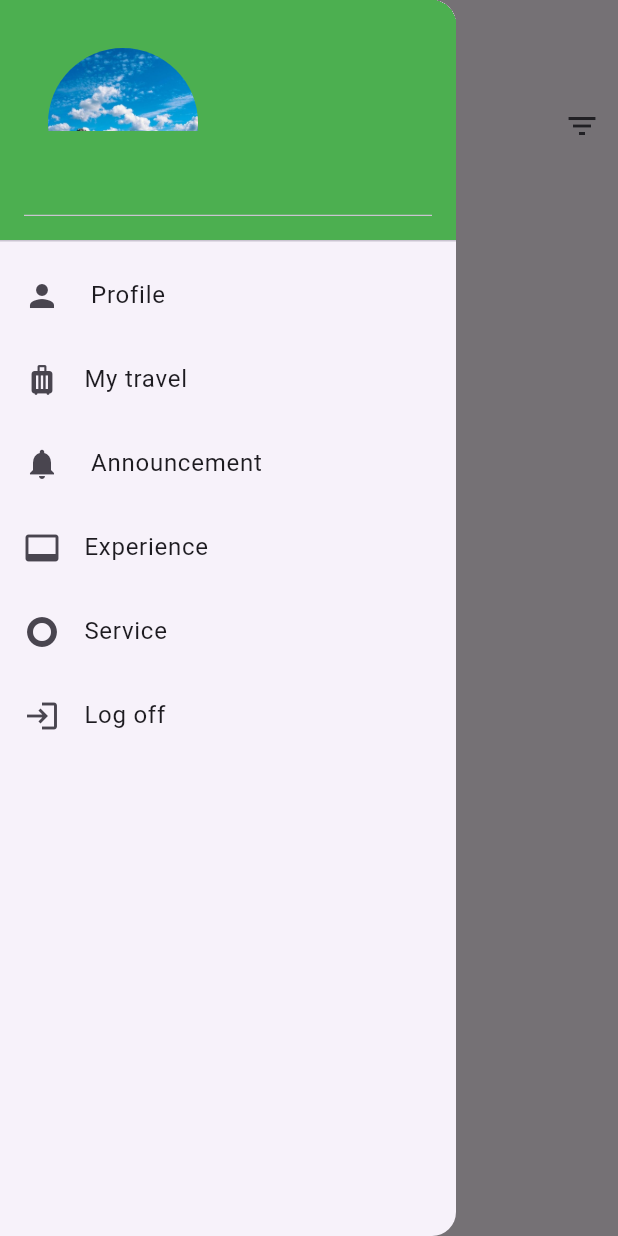
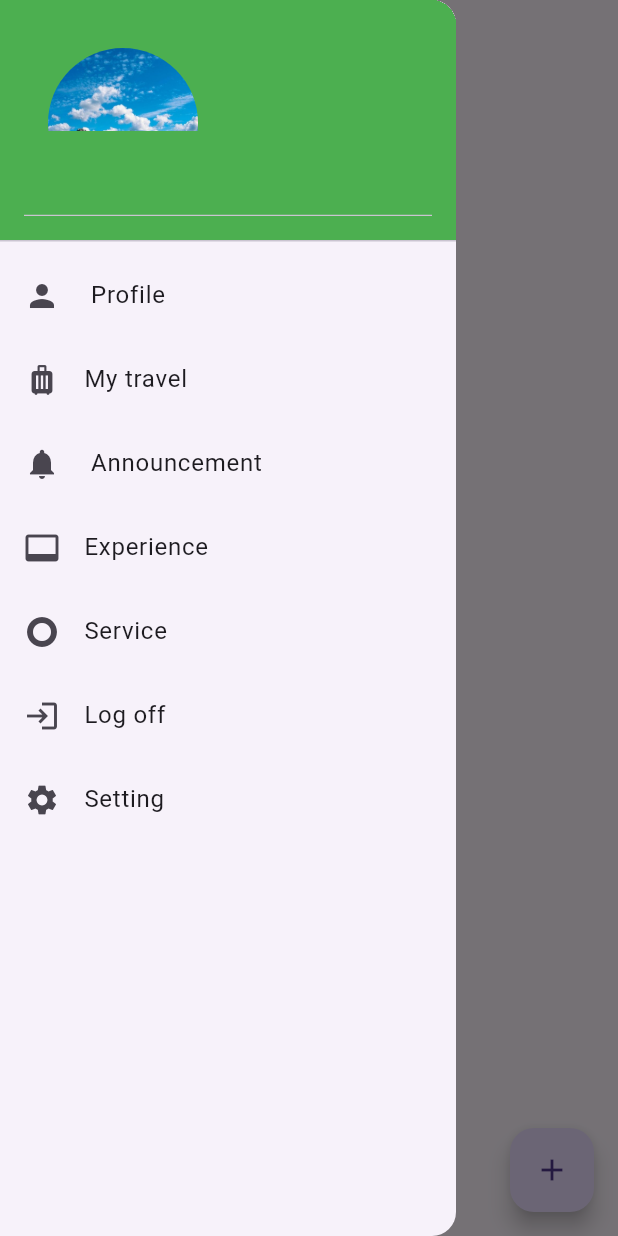
Before and after one commit to tranMinhTien2k3/Mobile_App_Travel_Community, a Flutter app: the Home_Page screen opened by its route, with the side drawer open, on a phone screen of 412 x 824 dp. Run offline on Flutter 3.47's test engine with Material 3 defaults, Android fonts, the phone set to English and light mode, and no system bars; our stand-ins replace animated_text_kit, carousel_slider, cloud_firestore, dartz, dio, firebase_auth and 19 more; missing offline and left inert: dart:ffi, flutter_facebook_auth, flutter_floating_bottom_bar; accounts and stored records are empty.

Commit message:
feat: add setting navigator in drawer

```diff
--- a/lib/Components/drawer_home.dart
+++ b/lib/Components/drawer_home.dart
@@ -62,6 +62,11 @@ class DrawerHome extends ConsumerWidget {
             leading: const Icon(Icons.login),
             title: const Text('Log off'),
             onTap: () {},
+          ),
+          ListTile(
+            leading: const Icon(Icons.settings),
+            title: const Text('Setting'),
+            onTap: () =>  Navigator.pushNamed(context, '/setting')
           )
         ],
       ),
--- a/lib/Views/exp_page.dart
+++ b/lib/Views/exp_page.dart
@@ -1,6 +1,7 @@
 import 'package:firebase_auth/firebase_auth.dart';
 import 'package:firebase_database/firebase_database.dart';
 import 'package:flutter/material.dart';
+import 'package:travel_app/Components/drawer_home.dart';
 import 'package:travel_app/Components/tip_card.dart';
 import 'package:travel_app/Widgets/creat_tip.dart';
 
@@ -9,6 +10,8 @@ class expPage extends StatefulWidget {
 
   @override
   State<expPage> createState() => _expPageState();
+
+
 }
 
 class _expPageState extends State<expPage> {
@@ -17,18 +20,54 @@ class _expPageState extends State<expPage> {
       FirebaseDatabase.instance.ref().child("Users");
   final DatabaseReference tipsRef =
       FirebaseDatabase.instance.ref().child("Tips");
+
+  Map<String, dynamic> userData = {};
+  @override
+  void initState() {
+    // TODO: implement initState
+    super.initState();
+    _fetchUserData();
+  }
+
+  void _fetchUserData(){
+    usersRef.once().then((DatabaseEvent event){
+      final DataSnapshot snapshot =event.snapshot;
+
+      if(snapshot.exists && snapshot.value != null){
+        setState((){
+          userData = Map<String, dynamic>.from(snapshot.value as Map);
+        });
+      }
+    }).catchError((error){
+      print('Error: $error');
+    });
+  }
+
+  String getAuthorName(String userId){
+    if(userData.containsKey(userId)){
+      Map<String, dynamic> user = userData[userId];
+      if(user.containsKey('name') && user['name'] != null && user['name'].toString().isNotEmpty){
+        return user['name'];
+      }else{
+        return user['email'];
+      }
+    }
+    return 'Unknown';
+  }
+
   @override
   Widget build(BuildContext context) {
     return Scaffold(
-      appBar: AppBar(
-        title: Text("Travel Tips"),
-        actions: [
-          IconButton(
-            icon: Icon(Icons.filter_list),
-            onPressed: () {},
-          ),
-        ],
-      ),
+      // appBar: AppBar(
+      //   leading: IconButton(icon: Icon(Icons.menu), onPressed: () => DrawerHome.new,),
+      //   title: Text("Travel Tips"),
+      //   actions: [
+      //     IconButton(
+      //       icon: Icon(Icons.filter_list),
+      //       onPressed: () {},
+      //     ),
+      //   ],
+      // ),
       body: StreamBuilder<DatabaseEvent>(
         stream: tipsRef.onValue,
         builder: (context, snapshot) {
@@ -68,8 +107,10 @@ class _expPageState extends State<expPage> {
               //   title: Text( ?? ''),
               //   subtitle: Text(tips[index]['content'] ?? ''),
               // );
+
               int comment = 3;
-              String author = "Name";
+              final authorId = tips[index]['id_name'];
+              String author = 'Name';
               List<String> img = [];
               if (tips[index]['image'] != null &&
                   tips[index]['image'] is List<dynamic>) {
@@ -106,7 +147,7 @@ class _expPageState extends State<expPage> {
         },
         child: Icon(Icons.add),
       ),
-      floatingActionButtonLocation: FloatingActionButtonLocation.centerFloat,
+      floatingActionButtonLocation: FloatingActionButtonLocation.endFloat,
     );
   }
 }
--- a/lib/Views/profile_page.dart
+++ b/lib/Views/profile_page.dart
@@ -77,7 +77,7 @@ class _ProfilePageState extends State<ProfilePage> {
         subtitle: Text(subtitle),
         leading: Icon(iconData),
         trailing: IconButton(
-          icon: Icon(Icons.settings),
+          icon: Icon(Icons.edit),
           color: Colors.grey.shade400,
           onPressed: () {
             editProfile(n);
```
